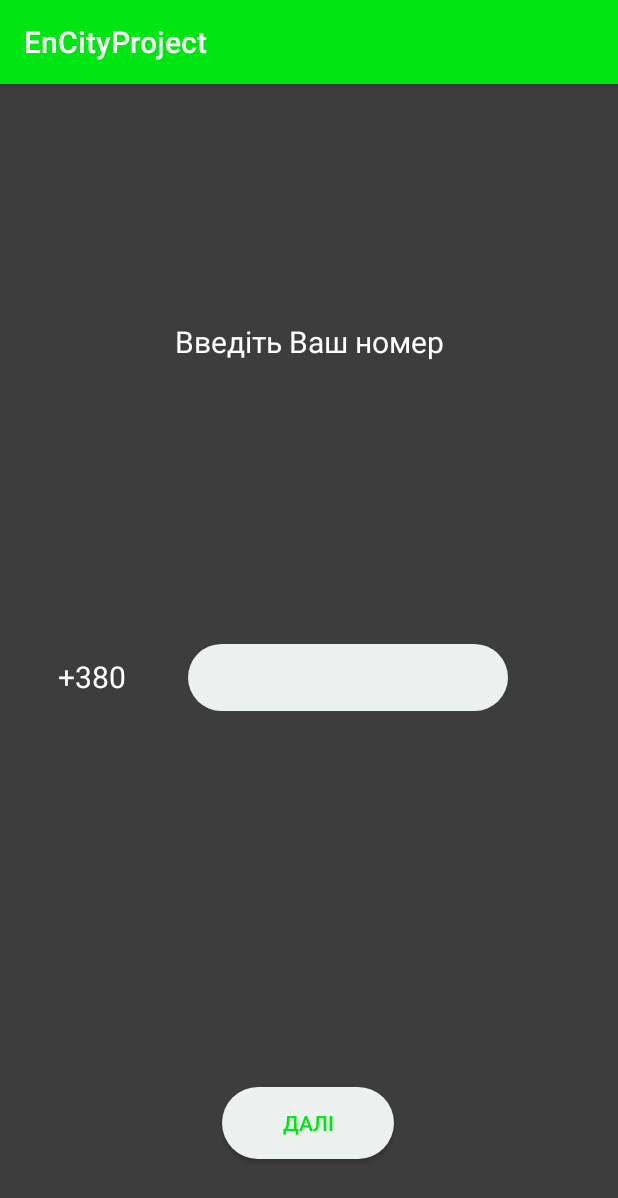
After one commit to Ruslan16021984/AndroidAppCityEnProject, an Android app: the fragment EnterPhoneFragment shown on its own in the app's theme, on a phone screen of 412 x 824 dp. The commit adds this screen. Shown: the top 1198 px of the screen. Run offline under Robolectric (Android 15) with nearby library versions, the phone set to English and light mode, and no system bars.

Commit message:
Serh: confirm design

```diff
--- /dev/null
+++ b/app/src/main/java/encityproject/rightcodeit/com/encityproject/ui/registration/EnterPhoneFragment.java
@@ -0,0 +1,160 @@
+package encityproject.rightcodeit.com.encityproject.ui.registration;
+
+
+import android.content.Context;
+import android.net.ConnectivityManager;
+import android.net.NetworkInfo;
+import android.os.AsyncTask;
+import android.os.Bundle;
+import android.support.v4.app.Fragment;
+import android.util.Log;
+import android.view.LayoutInflater;
+import android.view.View;
+import android.view.ViewGroup;
+import android.widget.AdapterView;
+import android.widget.Button;
+import android.widget.EditText;
+import android.widget.Toast;
+
+import androidx.navigation.NavController;
+import androidx.navigation.Navigation;
+
+import java.io.BufferedOutputStream;
+import java.io.IOException;
+import java.io.InputStream;
+import java.io.ObjectInputStream;
+import java.io.PrintWriter;
+import java.net.Socket;
+import java.util.ArrayList;
+import java.util.Scanner;
+
+import encityproject.rightcodeit.com.encityproject.R;
+import encityproject.rightcodeit.com.encityproject.ui.news.News;
+import encityproject.rightcodeit.com.encityproject.ui.news.NewsAdapter;
+
+/**
+ * A simple {@link Fragment} subclass.
+ */
+public class EnterPhoneFragment extends Fragment {
+
+    private int port = 4656;
+    //private String ip = "192.168.1.46";
+    private String ip = "35.232.178.112";
+    private Button btnEnterPhoneNext;
+    private EditText etPhone;
+
+    public EnterPhoneFragment() {
+        // Required empty public constructor
+    }
+
+    private boolean checkPhone(String strPhone){
+        if(strPhone.length()==9){
+            if(strPhone.startsWith("50") ||
+                    strPhone.startsWith("66") ||
+                    strPhone.startsWith("99") ||
+                    strPhone.startsWith("95") ||
+                    strPhone.startsWith("39") ||
+                    strPhone.startsWith("67") ||
+                    strPhone.startsWith("68") ||
+                    strPhone.startsWith("96") ||
+                    strPhone.startsWith("97") ||
+                    strPhone.startsWith("98") ||
+                    strPhone.startsWith("63") ||
+                    strPhone.startsWith("93") ||
+                    strPhone.startsWith("91") ||
+                    strPhone.startsWith("92") ||
+                    strPhone.startsWith("94")){
+                return true;
+            }
+            else {
+                Toast.makeText(getContext(),"Змініть код мобільного оператора", Toast.LENGTH_SHORT).show();
+                return false;
+            }
+        }
+        else {
+            Toast.makeText(getContext(),"Невірно вказан номер", Toast.LENGTH_SHORT).show();
+            return false;
+        }
+    }
+
+    public boolean isOnline() {
+        ConnectivityManager cm =
+                (ConnectivityManager) getActivity().getSystemService(Context.CONNECTIVITY_SERVICE);
+        NetworkInfo netInfo = cm.getActiveNetworkInfo();
+        return netInfo != null && netInfo.isConnectedOrConnecting();
+    }
+
+
+    @Override
+    public View onCreateView(LayoutInflater inflater, ViewGroup container,
+                             Bundle savedInstanceState) {
+        // Inflate the layout for this fragment
+        View v= inflater.inflate(R.layout.fragment_enter_phone, container, false);
+        btnEnterPhoneNext=v.findViewById(R.id.btnEnterPhoneNext);
+        etPhone = v.findViewById(R.id.etPhone);
+
+        btnEnterPhoneNext.setOnClickListener(new View.OnClickListener() {
+            @Override
+            public void onClick(View view) {
+                if(checkPhone(etPhone.getText().toString())){
+                    if(isOnline()){
+                        SendForRegPhone sendForRegPhone = new SendForRegPhone();
+                        sendForRegPhone.execute(etPhone.getText().toString());
+                    }
+                }
+            }
+        });
+
+        return  v;
+    }
+
+    class SendForRegPhone extends AsyncTask<String, Void, Socket> {
+        private String linkCheckVApp = "myNull";
+        private Socket socket;
+        private PrintWriter pw = null;
+        private InputStream is = null;
+        private String fromServer="";
+
+        @Override
+        protected Socket doInBackground(String... params) {
+
+            /*PrintWriter pw;
+            try {
+                socket = new Socket(ip, port);
+
+                pw = new PrintWriter(new BufferedOutputStream(socket.getOutputStream()));
+                pw.write(params[0] + "@.#" + linkCheckVApp + "\n");
+                pw.flush();
+
+                is = socket.getInputStream();
+                Scanner sc = new Scanner(is);
+                fromServer = sc.nextLine();
+
+                is.close();
+            } catch (IOException e) {
+                //e.printStackTrace();
+                Log.d("Ex GetWeather", e.getMessage());
+            }
+             finally {
+
+            }*/
+
+            return null;
+        }
+
+        @Override
+        protected void onPostExecute(Socket socket) {
+            super.onPostExecute(socket);
+            //pbListPhones.setVisibility(View.INVISIBLE);
+            fromServer="ok";
+            if(fromServer.length()>0){
+                NavController navController = Navigation.findNavController(getActivity(), R.id.nav_host_fragment);
+                navController.navigate(R.id.nav_enter_sms);
+            }
+            else{
+                Toast.makeText(getContext(), "Виникли технічні помилки. Вже вирішуемо", Toast.LENGTH_SHORT).show();
+            }
+        }
+    }
+
+}
--- /dev/null
+++ b/app/src/main/res/layout/fragment_enter_phone.xml
@@ -0,0 +1,75 @@
+<?xml version="1.0" encoding="utf-8"?>
+<FrameLayout xmlns:android="http://schemas.android.com/apk/res/android"
+    xmlns:app="http://schemas.android.com/apk/res-auto"
+    xmlns:tools="http://schemas.android.com/tools"
+    android:layout_width="match_parent"
+    android:layout_height="match_parent"
+    android:background="#3D3D3D"
+    tools:context=".ui.registration.EnterPhoneFragment">
+
+    <android.support.constraint.ConstraintLayout
+        android:layout_width="match_parent"
+        android:layout_height="match_parent">
+
+        <TextView
+            android:id="@+id/tvTopEnter"
+            android:layout_width="wrap_content"
+            android:layout_height="wrap_content"
+            android:text="Введіть Ваш номер"
+            android:textColor="#ffffff"
+            android:textSize="20sp"
+            app:layout_constraintBottom_toBottomOf="parent"
+            app:layout_constraintEnd_toEndOf="parent"
+            app:layout_constraintStart_toStartOf="parent"
+            app:layout_constraintTop_toTopOf="parent"
+            app:layout_constraintVertical_bias="0.213" />
+
+        <Button
+            android:id="@+id/btnEnterPhoneNext"
+            android:layout_width="wrap_content"
+            android:layout_height="wrap_content"
+            android:background="@drawable/button_rounded"
+            android:paddingLeft="40dp"
+            android:paddingRight="40dp"
+            android:text="Далі"
+            android:textColor="@color/colorPrimary"
+            app:layout_constraintBottom_toBottomOf="parent"
+            app:layout_constraintEnd_toEndOf="parent"
+            app:layout_constraintHorizontal_bias="0.498"
+            app:layout_constraintStart_toStartOf="parent"
+            app:layout_constraintTop_toBottomOf="@+id/etPhone"
+            app:layout_constraintVertical_bias="0.83" />
+
+        <EditText
+            android:id="@+id/etPhone"
+            android:layout_width="wrap_content"
+            android:layout_height="wrap_content"
+            android:background="@drawable/button_rounded"
+            android:ems="10"
+            android:inputType="number"
+            android:maxLength="9"
+            android:padding="10dp"
+            android:text=""
+            app:layout_constraintBottom_toBottomOf="parent"
+            app:layout_constraintEnd_toEndOf="parent"
+            app:layout_constraintHorizontal_bias="0.631"
+            app:layout_constraintStart_toStartOf="parent"
+            app:layout_constraintTop_toTopOf="parent"
+            app:layout_constraintVertical_bias="0.516" />
+
+        <TextView
+            android:id="@+id/tv380"
+            android:layout_width="wrap_content"
+            android:layout_height="wrap_content"
+            android:text="+380"
+            android:textColor="#ffffff"
+            android:textSize="20sp"
+            app:layout_constraintBottom_toBottomOf="parent"
+            app:layout_constraintEnd_toStartOf="@+id/etPhone"
+            app:layout_constraintHorizontal_bias="0.481"
+            app:layout_constraintStart_toStartOf="parent"
+            app:layout_constraintTop_toTopOf="parent"
+            app:layout_constraintVertical_bias="0.515" />
+    </android.support.constraint.ConstraintLayout>
+
+</FrameLayout>
--- a/app/src/main/res/values/strings.xml
+++ b/app/src/main/res/values/strings.xml
@@ -11,6 +11,7 @@
     <string name="menu_phones_book">Довідник</string>
     <string name="menu_weather">Погода</string>
     <string name="menu_reg">Вхід</string>
+    <string name="menu_market">Віртуальний ринок</string>
     <string name="menu_slideshow">Slideshow</string>
     <string name="menu_tools">Tools</string>
     <string name="menu_share">Share</string>
```
Also changed, not shown: app/src/main/java/encityproject/rightcodeit/com/encityproject/ui/market/GVAdapter.java (added, +87 -0 lines), app/src/main/java/encityproject/rightcodeit/com/encityproject/ui/market/MarketFragment.java (added, +50 -0 lines), app/src/main/java/encityproject/rightcodeit/com/encityproject/ui/registration/EnterSmsFragment.java (added, +133 -0 lines), app/src/main/java/encityproject/rightcodeit/com/encityproject/ui/registration/RegFirstFragment.java (+22 -0 lines), app/src/main/res/layout/custom_onekat_market.xml (added, +31 -0 lines), app/src/main/res/layout/dialog_congratulate.xml (added, +44 -0 lines), app/src/main/res/layout/fragment_enter_sms.xml (added, +64 -0 lines), app/src/main/res/layout/fragment_market.xml (added, +35 -0 lines), app/src/main/res/navigation/mobile_navigation.xml (+18 -0 lines).
